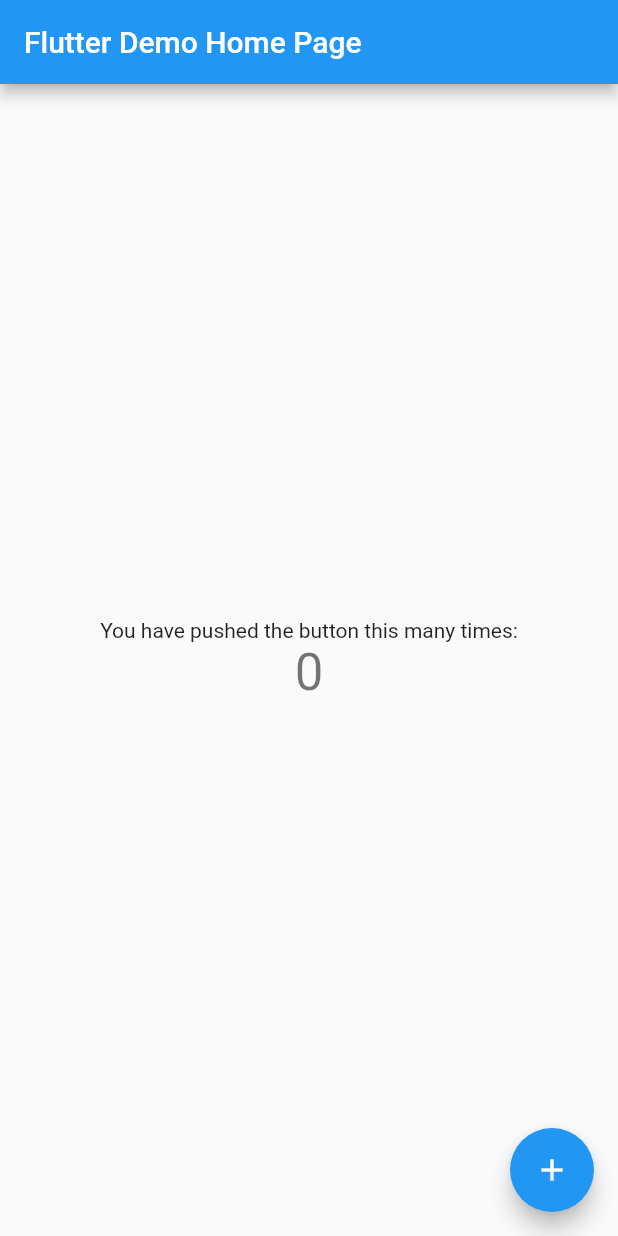
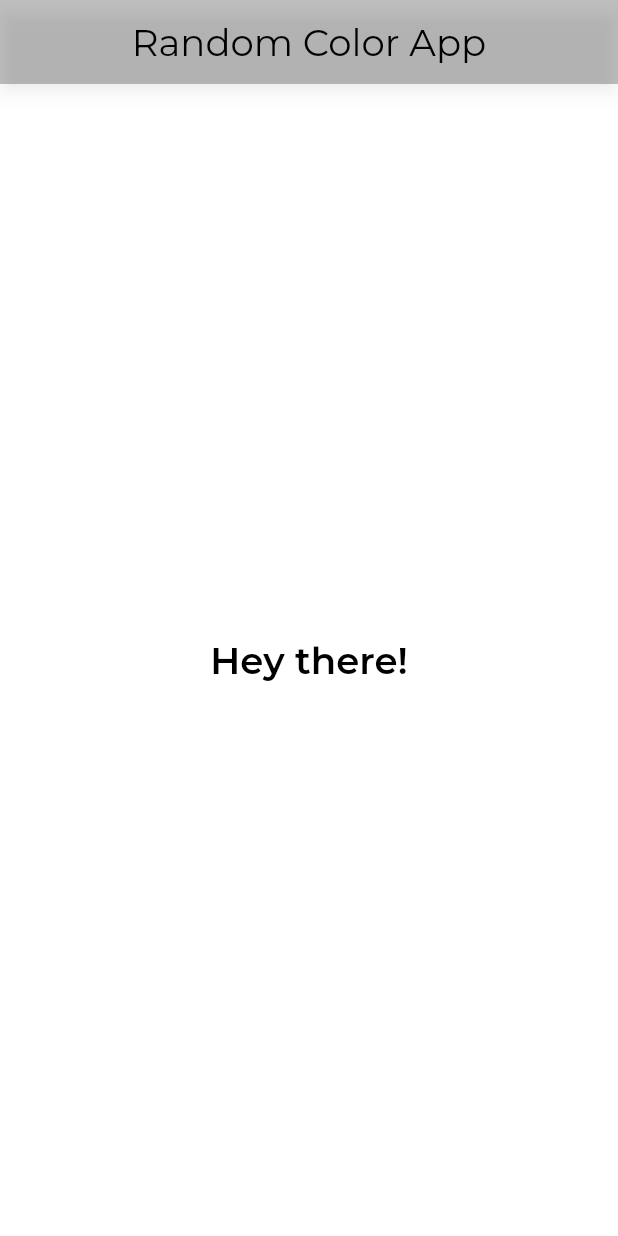
Before and after one commit to bashka411/random_color_app, a Flutter app: the screen it shows after launch, on a phone screen of 412 x 824 dp. Run offline on Flutter 3.47's test engine with Material 2 defaults, Android fonts, the phone set to English and light mode, and no system bars.

Commit message:
publishing the app

```diff
--- a/analysis_options.yaml
+++ b/analysis_options.yaml
@@ -1 +1,5 @@
 include: package:solid_lints/analysis_options.yaml
+
+linter:
+  rules:
+    invariant_booleans: false
--- a/lib/main.dart
+++ b/lib/main.dart
@@ -1,115 +1,95 @@
+import 'dart:math';
+
 import 'package:flutter/material.dart';
 
-void main() {
-  runApp(const MyApp());
+void main() => runApp(Main());
+
+class Main extends StatefulWidget {
+  @override
+  State<Main> createState() => _MainState();
 }
 
-class MyApp extends StatelessWidget {
-  const MyApp({Key? key}) : super(key: key);
+class _MainState extends State<Main> {
+  Color backgroundColor = Colors.white;
+  Color fontColor = Colors.black;
+  final double fontSizeScale = 0.06;
+  final String appTitle = 'Random Color App';
 
-  // This widget is the root of your application.
-  @override
-  Widget build(BuildContext context) {
-    return MaterialApp(
-      title: 'Flutter Demo',
-      theme: ThemeData(
-        // This is the theme of your application.
-        //
-        // Try running your application with "flutter run". You'll see the
-        // application has a blue toolbar. Then, without quitting the app, try
-        // changing the primarySwatch below to Colors.green and then invoke
-        // "hot reload" (press "r" in the console where you ran "flutter run",
-        // or simply save your changes to "hot reload" in a Flutter IDE).
-        // Notice that the counter didn't reset back to zero; the application
-        // is not restarted.
-        primarySwatch: Colors.blue,
-      ),
-      home: const MyHomePage(title: 'Flutter Demo Home Page'),
+  ///A method that generates a random value (0-255) for each R, G and B values
+  ///which in total gives 16777216 colors possible
+  Color getRandomColor() {
+    final Color randomColor = Color.fromRGBO(
+      Random().nextInt(256),
+      Random().nextInt(256),
+      Random().nextInt(256),
+      1, //where 1 is opacity, which means no transparency
     );
-  }
+
+    return randomColor;
   }
 
-class MyHomePage extends StatefulWidget {
-  const MyHomePage({Key? key, required this.title}) : super(key: key);
+  ///This method provides a redability to the text on the screen depending on
+  ///how bright or dark a background is. It converts RGB value to HSV(Hue, Saturation, Value/Brightness)
+  ///and then compares brightness to medium value - 50%
+  Color getContrastColor(Color inputColor) {
+    final Color contrastColor = HSVColor.fromColor(inputColor).value > 0.5
+        ? Colors.black
+        : Colors.white;
 
-  // This widget is the home page of your application. It is stateful, meaning
-  // that it has a State object (defined below) that contains fields that affect
-  // how it looks.
-
-  // This class is the configuration for the state. It holds the values (in this
-  // case the title) provided by the parent (in this case the App widget) and
-  // used by the build method of the State. Fields in a Widget subclass are
-  // always marked "final".
-
-  final String title;
-
-  @override
-  State<MyHomePage> createState() => _MyHomePageState();
+    return contrastColor;
   }
 
-class _MyHomePageState extends State<MyHomePage> {
-  int _counter = 0;
-
-  void _incrementCounter() {
-    setState(() {
-      // This call to setState tells the Flutter framework that something has
-      // changed in this State, which causes it to rerun the build method below
-      // so that the display can reflect the updated values. If we changed
-      // _counter without calling setState(), then the build method would not be
-      // called again, and so nothing would appear to happen.
-      _counter++;
-    });
+  TextStyle getTextStyle({required double fontSize, bool isBold = false}) {
+    return TextStyle(
+      fontFamily: 'Montserrat',
+      fontWeight: isBold ? FontWeight.w600 : FontWeight.normal,
+      fontSize: fontSize,
+      color: fontColor,
+    );
   }
 
   @override
   Widget build(BuildContext context) {
-    // This method is rerun every time setState is called, for instance as done
-    // by the _incrementCounter method above.
-    //
-    // The Flutter framework has been optimized to make rerunning build methods
-    // fast, so that you can just rebuild anything that needs updating rather
-    // than having to individually change instances of widgets.
+    return MaterialApp(
+      title: appTitle,
+      home: Builder(
+        builder: (BuildContext context) {
           return Scaffold(
+            backgroundColor: backgroundColor,
             appBar: AppBar(
-        // Here we take the value from the MyHomePage object that was created by
-        // the App.build method, and use it to set our appbar title.
-        title: Text(widget.title),
+              centerTitle: true,
+              backgroundColor: const Color.fromRGBO(0, 0, 0, 0.25),
+              shadowColor: const Color.fromRGBO(0, 0, 0, 0.25),
+              title: Text(
+                'Random Color App',
+                style: getTextStyle(
+                  fontSize: MediaQuery.of(context).size.width * fontSizeScale,
                 ),
-      body: Center(
-        // Center is a layout widget. It takes a single child and positions it
-        // in the middle of the parent.
-        child: Column(
-          // Column is also a layout widget. It takes a list of children and
-          // arranges them vertically. By default, it sizes itself to fit its
-          // children horizontally, and tries to be as tall as its parent.
-          //
-          // Invoke "debug painting" (press "p" in the console, choose the
-          // "Toggle Debug Paint" action from the Flutter Inspector in Android
-          // Studio, or the "Toggle Debug Paint" command in Visual Studio Code)
-          // to see the wireframe for each widget.
-          //
-          // Column has various properties to control how it sizes itself and
-          // how it positions its children. Here we use mainAxisAlignment to
-          // center the children vertically; the main axis here is the vertical
-          // axis because Columns are vertical (the cross axis would be
-          // horizontal).
-          mainAxisAlignment: MainAxisAlignment.center,
-          children: <Widget>[
-            const Text(
-              'You have pushed the button this many times:',
               ),
-            Text(
-              '$_counter',
-              style: Theme.of(context).textTheme.headline4,
+            ),
+            body: Stack(
+              children: [
+                InkWell(
+                  child: Center(
+                    child: Text(
+                      'Hey there!',
+                      style: getTextStyle(
+                        fontSize:
+                            MediaQuery.of(context).size.width * fontSizeScale,
+                        isBold: true,
+                      ),
+                    ),
+                  ),
+                  onTap: () => setState(() {
+                    backgroundColor = getRandomColor();
+                    fontColor = getContrastColor(backgroundColor);
+                  }),
                 ),
               ],
             ),
+          );
+        },
       ),
-      floatingActionButton: FloatingActionButton(
-        onPressed: _incrementCounter,
-        tooltip: 'Increment',
-        child: const Icon(Icons.add),
-      ), // This trailing comma makes auto-formatting nicer for build methods.
     );
   }
 }
```
Also changed, not shown: pubspec.yaml (+13 -73 lines), assets/fonts/Montserrat-Regular.ttf (added), assets/fonts/Montserrat-SemiBold.ttf (added), pubspec.lock, 56 other files. Lines whose indentation alone changed are shown as unchanged.
